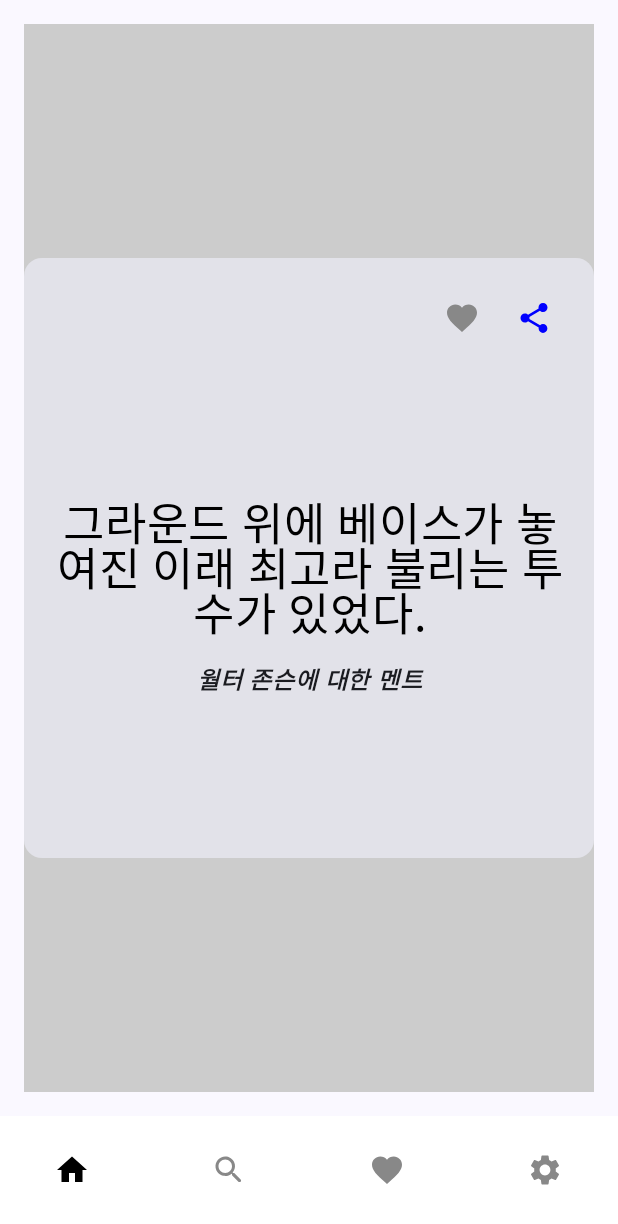
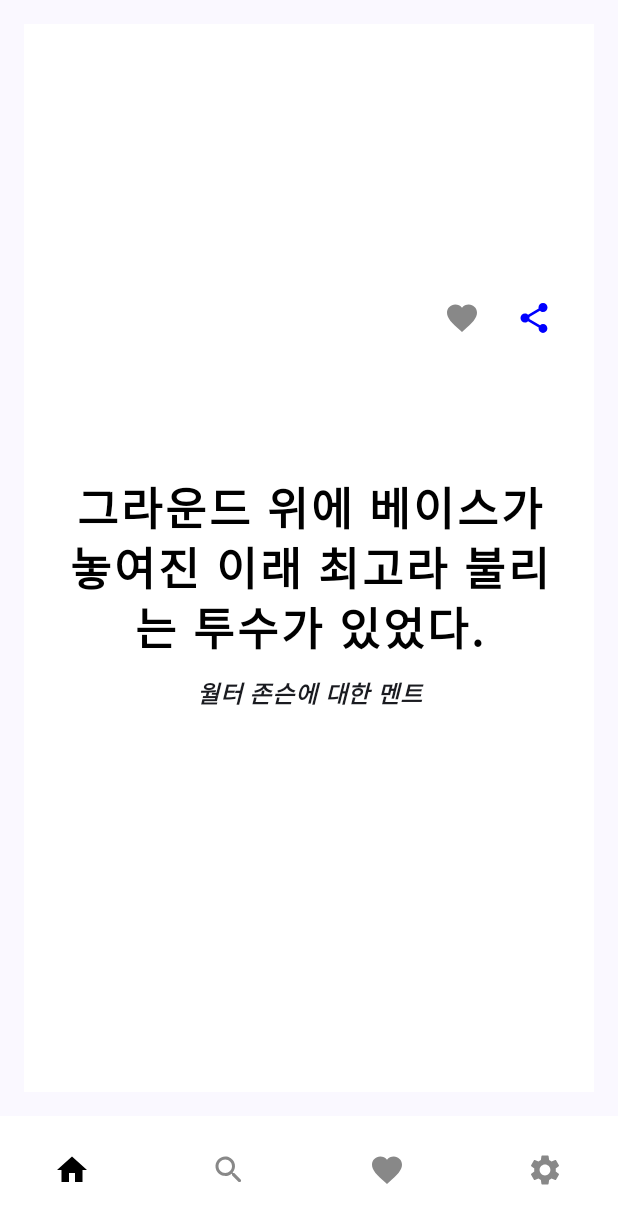
Before and after one commit to gyeolse/wisesaying, an Android app built with Jetpack Compose: the screen it shows after launch (MainActivity), on a phone screen of 412 x 824 dp. Shown: the top 1224 px of the screen. Run offline under Robolectric (Android 15) with nearby library versions, the phone set to English and light mode, and no system bars; our stand-ins replace Dagger/Hilt's generated code, Room's generated code, livedata-compose; libraries missing offline, so code that uses them is left out: com.kakao.sdk; 1 statement that could not run was skipped.

Commit message:
[ENH] Modify HomeScreens
- N/A

```diff
--- a/app/src/main/java/com/example/androidsample/ui/screens/HomeScreen.kt
+++ b/app/src/main/java/com/example/androidsample/ui/screens/HomeScreen.kt
@@ -86,6 +86,8 @@ import androidx.core.content.FileProvider
 import java.io.File
 import java.io.FileOutputStream
 import android.graphics.Canvas
+import androidx.compose.ui.text.font.FontFamily
+import java.lang.Exception
 
 @RequiresApi(Build.VERSION_CODES.O)
 @OptIn(ExperimentalFoundationApi::class)
@@ -108,7 +110,7 @@ fun HomeScreen(navController: NavController, viewModel: TodoViewModel = hiltView
                     modifier = Modifier.fillMaxSize(),
                     contentAlignment = Alignment.Center
                 ) {
-                    Text(text = "로딩 중입니다...")
+                    Text(text = "로딩 중입니다...", fontSize = 18.sp, fontWeight = FontWeight.Bold)
                 }
             }
         }
@@ -133,10 +135,14 @@ fun SwipeableCardView(items: List<WiseSaying>, wiseSayingViewModel: WiseSayingVi
                 pagerState.scrollToPage(selectedIndex)
             }
         } else {
-            if (!hasRandomPageBeenSet) {
-                val randomIndex = (items.indices).random()
-                pagerState.scrollToPage(randomIndex)
-                hasRandomPageBeenSet = true
+            try {
+                if (!hasRandomPageBeenSet) {
+                    val randomIndex = (items.indices).random()
+                    pagerState.scrollToPage(randomIndex)
+                    hasRandomPageBeenSet = true
+                }
+            } catch (e: Exception) {
+                Log.d("HomeScreen", "Exceptions")
             }
         }
     }
@@ -157,7 +163,7 @@ fun SwipeableCardView(items: List<WiseSaying>, wiseSayingViewModel: WiseSayingVi
                 modifier = Modifier
                     .fillMaxSize()
                     .padding(16.dp)
-                    .background(Color.LightGray),
+                    .background(Color.White),
                 contentAlignment = Alignment.Center
             ) {
                 Box(
@@ -182,6 +188,10 @@ fun SwipeableCardView(items: List<WiseSaying>, wiseSayingViewModel: WiseSayingVi
                         modifier = Modifier
                             .fillMaxWidth()
                             .height(400.dp)
+                            .background(Color.White), // 카드 배경을 흰색으로 설정,
+                        colors = androidx.compose.material3.CardDefaults.cardColors(
+                        containerColor = Color.White // 카드 배경을 흰색으로 명시적으로 설정
+                        )
                     ) {
                         Column(
                             modifier = Modifier
@@ -232,16 +242,20 @@ fun SwipeableCardView(items: List<WiseSaying>, wiseSayingViewModel: WiseSayingVi
                             ) {
                                 item.contents?.let {
                                     Text(text = it,
+                                        fontWeight = FontWeight.Bold,
+                                        fontFamily = FontFamily.SansSerif,
                                         overflow = TextOverflow.Ellipsis,
                                         fontSize = 30.sp,
                                         textAlign = TextAlign.Center,
                                         fontStyle = FontStyle.Normal,
-                                        lineHeight = 30.sp,
+                                        lineHeight = 40.sp,
+                                        letterSpacing = 2.sp,
                                         color = Color.Black)
                                 }
                                 item.author?.let {
                                     Text(text = it,
                                         fontWeight = FontWeight.Bold,
+                                        fontFamily = FontFamily.SansSerif,
                                         fontSize = 16.sp,
                                         textAlign = TextAlign.Center,
                                         fontStyle = FontStyle.Italic,
```
